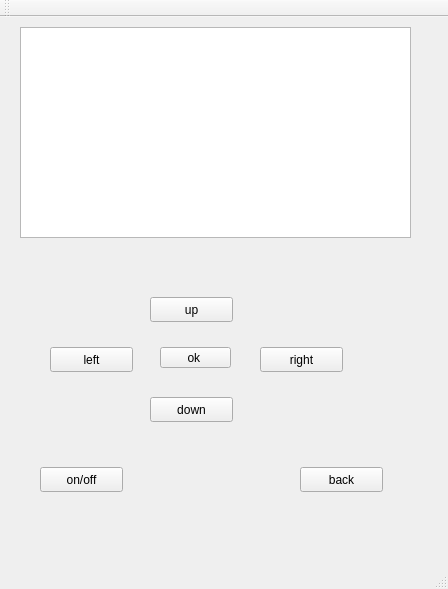
Qt form ui/mainwindow.ui (WalshVaz/3004) before a commit.
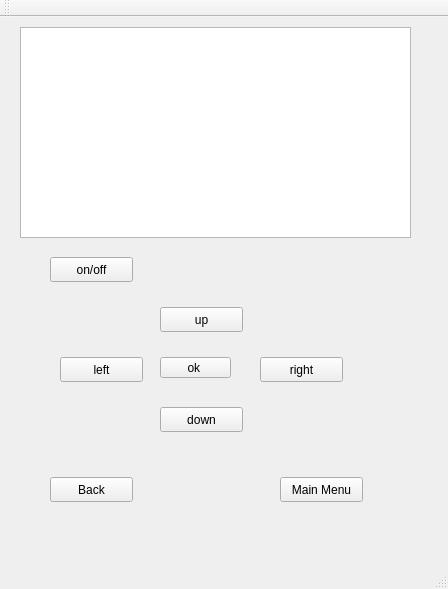
The same form after that commit.

Diff of the .ui file:
```diff
--- a/ui/mainwindow.ui
+++ b/ui/mainwindow.ui
@@ -27,8 +27,8 @@
    <widget class="QPushButton" name="pushButton">
     <property name="geometry">
      <rect>
-      <x>150</x>
-      <y>280</y>
+      <x>160</x>
+      <y>290</y>
       <width>83</width>
       <height>25</height>
      </rect>
@@ -41,7 +41,7 @@
     <property name="geometry">
      <rect>
       <x>260</x>
-      <y>330</y>
+      <y>340</y>
       <width>83</width>
       <height>25</height>
      </rect>
@@ -53,8 +53,8 @@
    <widget class="QPushButton" name="pushButton_4">
     <property name="geometry">
      <rect>
-      <x>150</x>
-      <y>380</y>
+      <x>160</x>
+      <y>390</y>
       <width>83</width>
       <height>25</height>
      </rect>
@@ -67,7 +67,7 @@
     <property name="geometry">
      <rect>
       <x>160</x>
-      <y>330</y>
+      <y>340</y>
       <width>71</width>
       <height>21</height>
      </rect>
@@ -79,8 +79,8 @@
    <widget class="QPushButton" name="pushButton_2">
     <property name="geometry">
      <rect>
-      <x>50</x>
-      <y>330</y>
+      <x>60</x>
+      <y>340</y>
       <width>83</width>
       <height>25</height>
      </rect>
@@ -92,21 +92,21 @@
    <widget class="QPushButton" name="pushButton_6">
     <property name="geometry">
      <rect>
-      <x>300</x>
-      <y>450</y>
+      <x>280</x>
+      <y>460</y>
       <width>83</width>
       <height>25</height>
      </rect>
     </property>
     <property name="text">
-     <string>back</string>
+     <string>Main Menu</string>
     </property>
    </widget>
    <widget class="QPushButton" name="pushButton_7">
     <property name="geometry">
      <rect>
-      <x>40</x>
-      <y>450</y>
+      <x>50</x>
+      <y>240</y>
       <width>83</width>
       <height>25</height>
      </rect>
@@ -115,6 +115,19 @@
      <string>on/off</string>
     </property>
    </widget>
+   <widget class="QPushButton" name="pushButton_8">
+    <property name="geometry">
+     <rect>
+      <x>50</x>
+      <y>460</y>
+      <width>83</width>
+      <height>25</height>
+     </rect>
+    </property>
+    <property name="text">
+     <string>Back</string>
+    </property>
+   </widget>
   </widget>
   <widget class="QMenuBar" name="menuBar">
    <property name="geometry">
```
Left out of the diff: 32 changed lines with no effect on the pictures.
